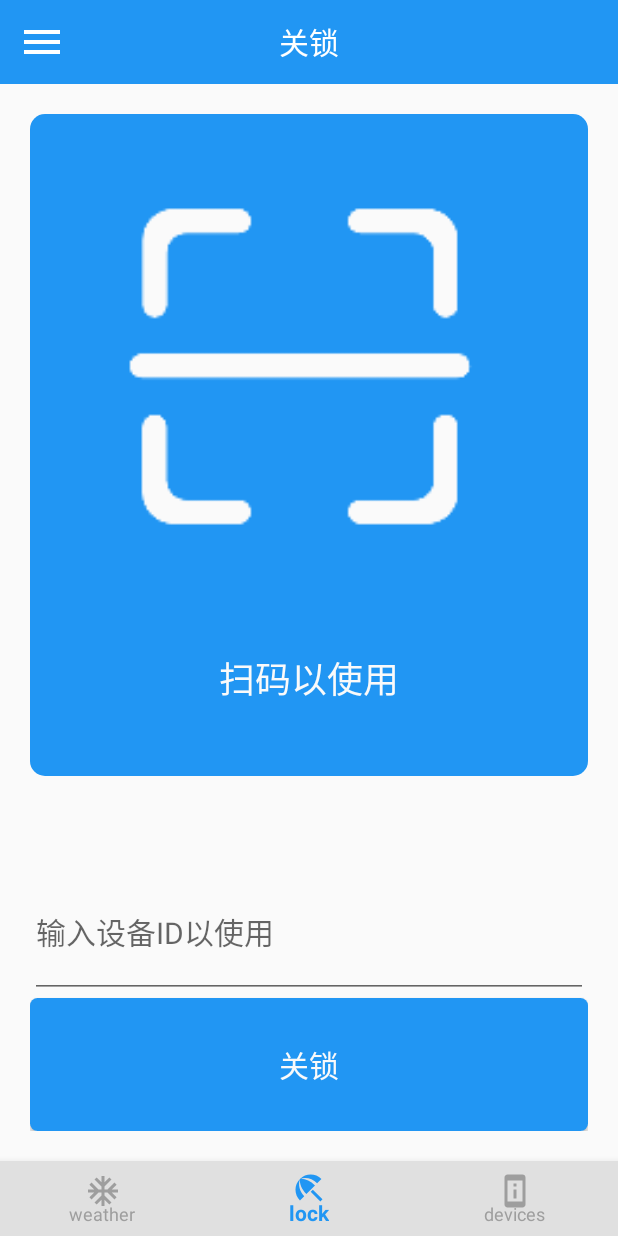
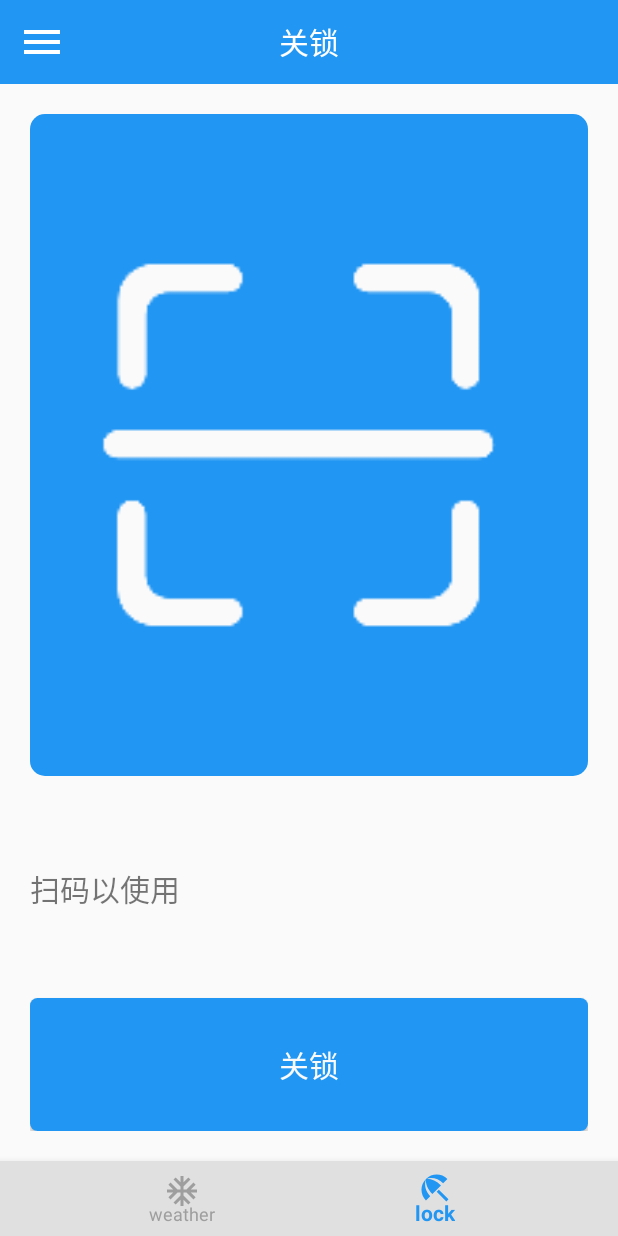
Before and after one commit to Nntraveler/umbrella_app, an Android app: the fragment DevicesFragment placed in its activity, item 2 of the bottom bar chosen, on a phone screen of 412 x 824 dp. Run offline under Robolectric (Android 15) with nearby library versions, the phone set to English and light mode, and no system bars; libraries missing offline, so code that uses them is left out: com.google.zxing.integration, org.litepal.

```diff
--- a/app/src/main/assets/litepal.xml
+++ b/app/src/main/assets/litepal.xml
@@ -1,11 +1,10 @@
 <litepal>
     <dbname value="my_weather" />
-    <version value="2"/>
+    <version value="3"/>
 
     <list>
         <mapping class="com.example.myapplication.database.Province" />
         <mapping class="com.example.myapplication.database.City" />
         <mapping class="com.example.myapplication.database.County" />
-        <mapping class="com.example.myapplication.database.Device" />
     </list>
 </litepal>
--- a/app/src/main/java/com/example/myapplication/DeviceAdapter.java
+++ /dev/null
@@ -1,76 +0,0 @@
-package com.example.myapplication;
-
-import android.content.Context;
-import android.view.LayoutInflater;
-import android.view.View;
-import android.view.ViewGroup;
-import android.widget.Button;
-import android.widget.TextView;
-
-import androidx.annotation.NonNull;
-import androidx.recyclerview.widget.RecyclerView;
-
-import java.util.List;
-
-public class DeviceAdapter extends RecyclerView.Adapter<DeviceAdapter.ViewHolder> {
-
-    private DevicesFragment deviceFragment;
-
-    private Context context;
-
-    private List<String> devicesIdList;
-
-    //此处为提供给devicefragment的接口，使其在点击某设备的关闭按钮后显示alertDialog以进行确认
-    public static interface OnItemSwitchOffButtonClickeListener {
-        public void onItemSwitchOffButtonClicked(String deviceId);
-    }
-
-    //viewHolder
-    static class ViewHolder extends RecyclerView.ViewHolder {
-
-        TextView deviceIdText;
-
-        Button switchOffButton;
-
-        public ViewHolder(@NonNull View itemView) {
-            super(itemView);
-            deviceIdText = itemView.findViewById(R.id.device_id);
-            switchOffButton = itemView.findViewById(R.id.button_switch_off);
-        }
-    }
-
-    //初始化
-    public DeviceAdapter(List<String> idList, DevicesFragment devicesFragment) {
-        devicesIdList = idList;
-        deviceFragment = devicesFragment;
-    }
-
-    //舒适化界面
-    @NonNull
-    @Override
-    public ViewHolder onCreateViewHolder(@NonNull ViewGroup parent, int viewType) {
-        if (context == null) {
-            context = parent.getContext();
-        }
-        View view = LayoutInflater.from(context).inflate(R.layout.devices_frag_device_item, parent, false);
-        return new ViewHolder(view);
-    }
-
-    //当显示某个device时调用
-    @Override
-    public void onBindViewHolder(@NonNull final ViewHolder holder, final int position) {
-        final String id = devicesIdList.get(position);
-        holder.deviceIdText.setText(id);
-        holder.switchOffButton.setOnClickListener(new View.OnClickListener() {
-            @Override
-            public void onClick(View view) {
-                deviceFragment.onItemSwitchOffButtonClicked(id);
-            }
-        });
-    }
-
-    @Override
-    public int getItemCount() {
-        return devicesIdList.size();
-    }
-}
--- a/app/src/main/java/com/example/myapplication/DevicesFragment.java
+++ b/app/src/main/java/com/example/myapplication/DevicesFragment.java
@@ -5,8 +5,10 @@ import android.app.ProgressDialog;
 import android.bluetooth.BluetoothAdapter;
 import android.bluetooth.BluetoothDevice;
 import android.bluetooth.BluetoothSocket;
+import android.content.Context;
 import android.content.DialogInterface;
 import android.content.Intent;
+import android.content.SharedPreferences;
 import android.os.AsyncTask;
 import android.os.Bundle;
 
@@ -17,6 +19,8 @@ import androidx.recyclerview.widget.RecyclerView;
 import android.view.LayoutInflater;
 import android.view.View;
 import android.view.ViewGroup;
+import android.widget.Button;
+import android.widget.TextView;
 import android.widget.Toast;
 
 import com.example.myapplication.database.Device;
@@ -30,11 +34,16 @@ import java.util.Set;
 import java.util.UUID;
 
 
-public class DevicesFragment extends Fragment implements DeviceAdapter.OnItemSwitchOffButtonClickeListener {
+public class DevicesFragment extends Fragment {
 
-    private List<String> devicesIdList = new ArrayList<>();
+//    private List<String> devicesIdList = new ArrayList<>();
 
-    private DeviceAdapter adapter;
+//    private DeviceAdapter adapter;
+    private MainActivity mainActivity;
+
+    private TextView deviceIdText;
+
+    private Button switchOffButton;
 
     private ProgressDialog progress;
 
@@ -55,29 +64,40 @@ public class DevicesFragment extends Fragment implements DeviceAdapter.OnItemSwi
     public View onCreateView(LayoutInflater inflater, ViewGroup container,
                              Bundle savedInstanceState) {
         View view = inflater.inflate(R.layout.fragment_devices, container, false);
-        initDevicesIdList();
+        mainActivity = (MainActivity) getActivity();
+        deviceIdText = view.findViewById(R.id.device_id);
+        switchOffButton = view.findViewById(R.id.button_switch_off);
+        curDeviceName = mainActivity.getRunningDeviceMACAddress();
+        deviceIdText.setText(curDeviceName);
+        switchOffButton.setOnClickListener(new View.OnClickListener() {
+            @Override
+            public void onClick(View view) {
+                showAlertDialog(mainActivity.getRunningDeviceMACAddress());
+            }
+        });
+//        initDevicesIdList();
         //设置device对应的recyclerView
-        RecyclerView devicesRecyclerView = view.findViewById(R.id.devices_frag_recycler_view);
-        GridLayoutManager layoutManager = new GridLayoutManager(getContext(), 2);
-        devicesRecyclerView.setLayoutManager(layoutManager);
-        adapter = new DeviceAdapter(devicesIdList, this);
-        devicesRecyclerView.setAdapter(adapter);
+//        RecyclerView devicesRecyclerView = view.findViewById(R.id.devices_frag_recycler_view);
+//        GridLayoutManager layoutManager = new GridLayoutManager(getContext(), 2);
+//        devicesRecyclerView.setLayoutManager(layoutManager);
+//        adapter = new DeviceAdapter(devicesIdList, this);
+//        devicesRecyclerView.setAdapter(adapter);
         return view;
     }
 
+    public static interface OnDeviceSwitchOffButtonClickListener {
+        public void onDeviceSwitchOffButtonClick();
+    }
     //当点击某个设备对应的关闭按钮，需要弹出alertDialog进行确认
-    @Override
-    public void onItemSwitchOffButtonClicked(String deviceId) {
-        showAlertDialog(deviceId);
-    }
+
 
     //TODO：在mainactivity初始化时加入了几组测试数据测试UI，之后需要删掉
-    private void initDevicesIdList() {
-        List<Device> devices = LitePal.findAll(Device.class);
-        for (int i = 0; i < devices.size(); ++i) {
-            devicesIdList.add(devices.get(i).getDeviceName());
-        }
-    }
+//    private void initDevicesIdList() {
+//        List<Device> devices = LitePal.findAll(Device.class);
+//        for (int i = 0; i < devices.size(); ++i) {
+//            devicesIdList.add(devices.get(i).getDeviceName());
+//        }
+//    }
 
     //是否确认开锁的alertDialog，若是，打开对应id的设备
     private void showAlertDialog(final String deviceIdToUnlock) {
@@ -88,7 +108,6 @@ public class DevicesFragment extends Fragment implements DeviceAdapter.OnItemSwi
         dialog.setPositiveButton("是", new DialogInterface.OnClickListener() {
             @Override
             public void onClick(DialogInterface dialogInterface, int i) {
-                curDeviceName = deviceIdToUnlock;
                 pairDevice(deviceIdToUnlock);
             }
         });
@@ -138,11 +157,15 @@ public class DevicesFragment extends Fragment implements DeviceAdapter.OnItemSwi
             return;
         }
         if(sendSignal("1")) {
-            int position = devicesIdList.indexOf(curDeviceName);
-            devicesIdList.remove(position);
-            LitePal.deleteAll(Device.class, "deviceId = ?", curDeviceName);
-            adapter.notifyItemRemoved(position);
+//            int position = devicesIdList.indexOf(curDeviceName);
+//            devicesIdList.remove(position);
+//            LitePal.deleteAll(Device.class, "deviceId = ?", curDeviceName);
+//            adapter.notifyItemRemoved(position);
+            SharedPreferences.Editor editor = mainActivity.getSharedPreferences("device", Context.MODE_PRIVATE).edit();
+            editor.remove("RUNNING_DEVICE_MAC_ADDRESS");
+            editor.apply();
             Disconnect();
+            mainActivity.onDeviceSwitchOffButtonClick();
         }
         else{
             msg("fail to open locker!");
--- a/app/src/main/java/com/example/myapplication/LockFragment.java
+++ b/app/src/main/java/com/example/myapplication/LockFragment.java
@@ -4,11 +4,14 @@ import java.io.IOException;
 import java.util.Set;
 import java.util.UUID;
 
+import android.app.Activity;
 import android.app.ProgressDialog;
 import android.bluetooth.BluetoothAdapter;
 import android.bluetooth.BluetoothDevice;
 import android.bluetooth.BluetoothSocket;
+import android.content.Context;
 import android.content.Intent;
+import android.content.SharedPreferences;
 import android.os.AsyncTask;
 import android.os.Bundle;
 
@@ -21,6 +24,7 @@ import android.view.ViewGroup;
 import android.widget.Button;
 import android.widget.EditText;
 import android.widget.ImageButton;
+import android.widget.TextView;
 import android.widget.Toast;
 
 import com.example.myapplication.database.Device;
@@ -39,9 +43,11 @@ public class LockFragment extends Fragment implements View.OnClickListener {
 
     private String deviceName;
 
-    private EditText deviceId;
+    private TextView deviceId;
 
     private Button lockButton;
+
+    private MainActivity mainActivity;
 
     private static final int REQUEST_ENABLE_BT = 2;
 
@@ -55,11 +61,16 @@ public class LockFragment extends Fragment implements View.OnClickListener {
     public View onCreateView(LayoutInflater inflater, ViewGroup container,
                              Bundle savedInstanceState) {
         View view = inflater.inflate(R.layout.fragment_lock, container, false);
+        mainActivity = (MainActivity) getActivity();
         scanQRcodeToLock = view.findViewById(R.id.lock_frag_lock_imagebutton);
         deviceId = view.findViewById(R.id.lock_frag_id_text);
         lockButton = view.findViewById(R.id.lock_frag_lock_button);
         scanQRcodeToLock.setOnClickListener(this);
         lockButton.setOnClickListener(this);
+        deviceName = mainActivity.getRunningDeviceMACAddress();
+        if (deviceName != null && !deviceName.isEmpty()) {
+            deviceId.setText(deviceName);
+        }
         return view;
     }
 
@@ -187,16 +198,21 @@ public class LockFragment extends Fragment implements View.OnClickListener {
         }
     }
 
-
+    public static interface OnLockDeviceListener {
+        public void onLockDeviceButtonClicked(String deviceMACAddress);
+    }
 
     //关锁函数先请求后将对应的设备ID保存到本地数据库
     private void lockDevice() {
+        if (deviceName == null || deviceName.isEmpty())
+            return;
         sendSignal("2");
-        Device device = new Device();
-        device.setDeviceName(deviceName);
-        device.save();
+        SharedPreferences.Editor editor = mainActivity.getSharedPreferences("device", Context.MODE_PRIVATE).edit();
+        editor.putString("RUNNING_DEVICE_MAC_ADDRESS", deviceName);
+        editor.apply();
         msg("Close locker!");
         Disconnect();
+        mainActivity.onLockDeviceButtonClicked(deviceName);
     }
 
     private void scanQRcode() {
--- a/app/src/main/java/com/example/myapplication/MainActivity.java
+++ b/app/src/main/java/com/example/myapplication/MainActivity.java
@@ -21,7 +21,7 @@ import com.google.android.material.navigation.NavigationView;
 
 import org.litepal.LitePal;
 
-public class MainActivity extends AppCompatActivity {
+public class MainActivity extends AppCompatActivity implements LockFragment.OnLockDeviceListener, DevicesFragment.OnDeviceSwitchOffButtonClickListener {
 
     public static final String KEY_CODE = "QRCODE";
 
@@ -32,6 +32,26 @@ public class MainActivity extends AppCompatActivity {
     private NavigationView navigationView;
 
     private BottomNavigationView bottomNavigationView;
+
+    private String runningDeviceMACAddress;
+
+    public String getRunningDeviceMACAddress() {
+        return runningDeviceMACAddress;
+    }
+
+    public void setRunningDeviceMACAddress(String runningDeviceMACAddress) {
+        this.runningDeviceMACAddress = runningDeviceMACAddress;
+    }
+
+    public void onDeviceSwitchOffButtonClick() {
+        setRunningDeviceMACAddress("");
+        replaceFragment(new LockFragment());
+    }
+
+    public void onLockDeviceButtonClicked(String deviceMACAddress) {
+        setRunningDeviceMACAddress(deviceMACAddress);
+        replaceFragment(new DevicesFragment());
+    }
 
     //初始化主界面
     @Override
@@ -75,12 +95,13 @@ public class MainActivity extends AppCompatActivity {
                         replaceFragment(new WeatherFragment());
                         break;
                     case R.id.nav_lock:
-                        toolbarTitle.setText("关锁");
-                        replaceFragment(new LockFragment());
-                        break;
-                    case R.id.nav_devices:
-                        toolbarTitle.setText("设备");
-                        replaceFragment(new DevicesFragment());
+                        if (checkDeviceInUse()) {
+                            toolbarTitle.setText("设备");
+                            replaceFragment(new DevicesFragment());
+                        } else {
+                            toolbarTitle.setText("关锁");
+                            replaceFragment(new LockFragment());
+                        }
                         break;
                 }
                 return true;
@@ -89,6 +110,11 @@ public class MainActivity extends AppCompatActivity {
         bottomNavigationView.getMenu().getItem(0).setChecked(true);
         toolbarTitle.setText("天气");
         replaceFragment(new WeatherFragment());
+    }
+
+    private boolean checkDeviceInUse() {
+        runningDeviceMACAddress = getSharedPreferences("device", MODE_PRIVATE).getString("RUNNING_DEVICE_MAC_ADDRESS", null);
+        return !(runningDeviceMACAddress == null || runningDeviceMACAddress.isEmpty());
     }
 
     @Override
--- a/app/src/main/java/com/example/myapplication/WeatherFragment.java
+++ b/app/src/main/java/com/example/myapplication/WeatherFragment.java
@@ -144,7 +144,7 @@ public class WeatherFragment extends Fragment {
                 final String responseText = response.body().string();
                 Utility.handleWeatherNow(responseText, weather);
                 SharedPreferences.Editor editor = activity.getSharedPreferences(
-                        "weather", Context.MODE_MULTI_PROCESS).edit();
+                        "weather", Context.MODE_PRIVATE).edit();
                 editor.putString("WEATHER_NOW", responseText);
                 editor.apply();
                 activity.runOnUiThread(new Runnable() {
@@ -182,7 +182,7 @@ public class WeatherFragment extends Fragment {
             public void onResponse(@NotNull Call call, @NotNull Response response) throws IOException {
                 final String responseText = response.body().string();
                 SharedPreferences.Editor editor = activity.getSharedPreferences(
-                        "weather", Context.MODE_MULTI_PROCESS).edit();
+                        "weather", Context.MODE_PRIVATE).edit();
                 editor.putString("WEATHER_FORECAST", responseText);
                 editor.apply();
                 Utility.handleWeatherForecast(responseText, weather);
@@ -222,7 +222,7 @@ public class WeatherFragment extends Fragment {
                 final String responseText = response.body().string();
                 Utility.handleWeatherSuggestions(responseText, weather);
                 SharedPreferences.Editor editor = activity.getSharedPreferences(
-                        "weather", Context.MODE_MULTI_PROCESS).edit();
+                        "weather", Context.MODE_PRIVATE).edit();
                 editor.putString("WEATHER_SUGGESTIONS", responseText);
                 editor.apply();
                 activity.runOnUiThread(new Runnable() {
--- a/app/src/main/res/layout/fragment_lock.xml
+++ b/app/src/main/res/layout/fragment_lock.xml
@@ -24,24 +24,14 @@
             <ImageButton
                 android:id="@+id/lock_frag_lock_imagebutton"
                 android:layout_width="match_parent"
-                android:layout_height="0dp"
+                android:layout_height="match_parent"
                 android:layout_marginTop="20dp"
                 android:layout_marginLeft="15dp"
                 android:layout_marginRight="15dp"
-                android:layout_weight="5"
+                android:layout_marginBottom="20dp"
                 style="?attr/borderlessButtonStyle"
                 android:src="@mipmap/ic_scan_qrcode"
                 android:scaleType="fitCenter" />
-
-            <TextView
-                android:layout_width="match_parent"
-                android:layout_height="0dp"
-                android:layout_weight="2"
-                android:text="扫码以使用"
-                android:textSize="24sp"
-                android:textColor="@color/windowBackground"
-                style="?attr/borderlessButtonStyle"
-                android:layout_marginBottom="5dp" />
 
         </LinearLayout>
 
@@ -54,12 +44,12 @@
         android:layout_height="0dp"
         android:layout_weight="2">
 
-        <EditText
+        <TextView
             android:id="@+id/lock_frag_id_text"
             android:layout_width="match_parent"
             android:layout_height="0dp"
             android:layout_weight="1"
-            android:hint="输入设备ID以使用"
+            android:text="扫码以使用"
             android:textSize="20sp"/>
 
         <androidx.cardview.widget.CardView
--- a/app/src/main/res/menu/menu_navigation_view.xml
+++ b/app/src/main/res/menu/menu_navigation_view.xml
@@ -11,9 +11,4 @@
         android:icon="@drawable/ic_lock"
         android:title="lock" />
 
-    <item
-        android:id="@+id/nav_devices"
-        android:icon="@drawable/ic_devices"
-        android:title="devices" />
-
 </menu>
```
Also changed, not shown: app/src/main/res/layout/devices_frag_device_item.xml (deleted, +0 -53 lines), app/src/main/res/layout/fragment_devices.xml (+54 -6 lines).
